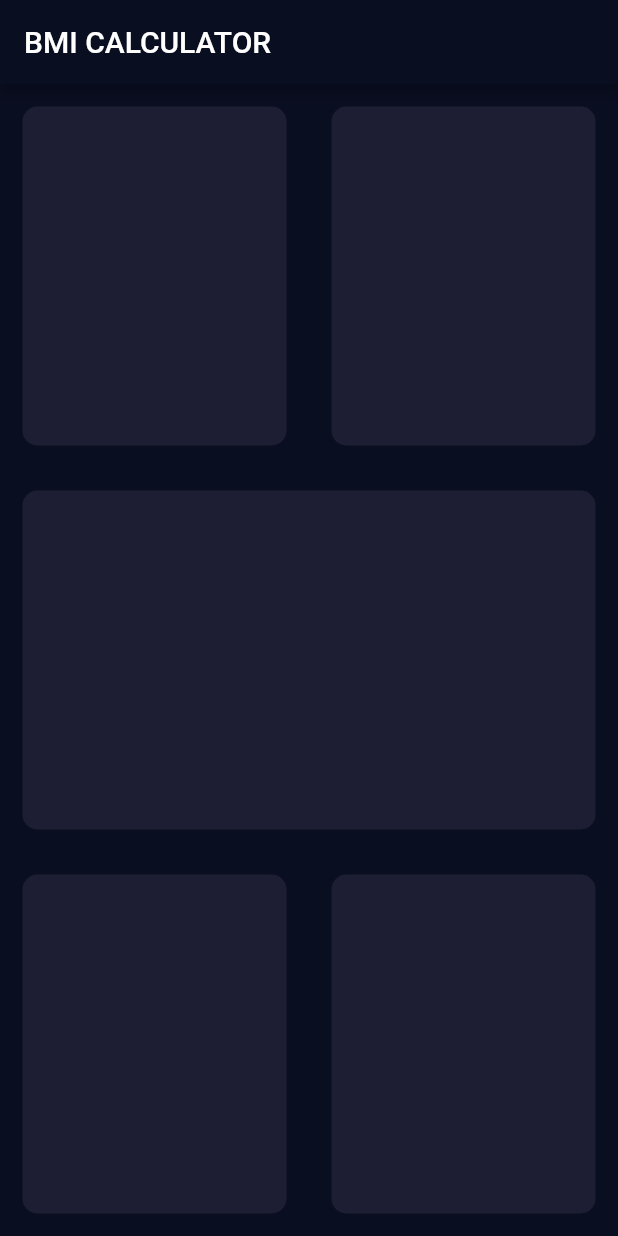
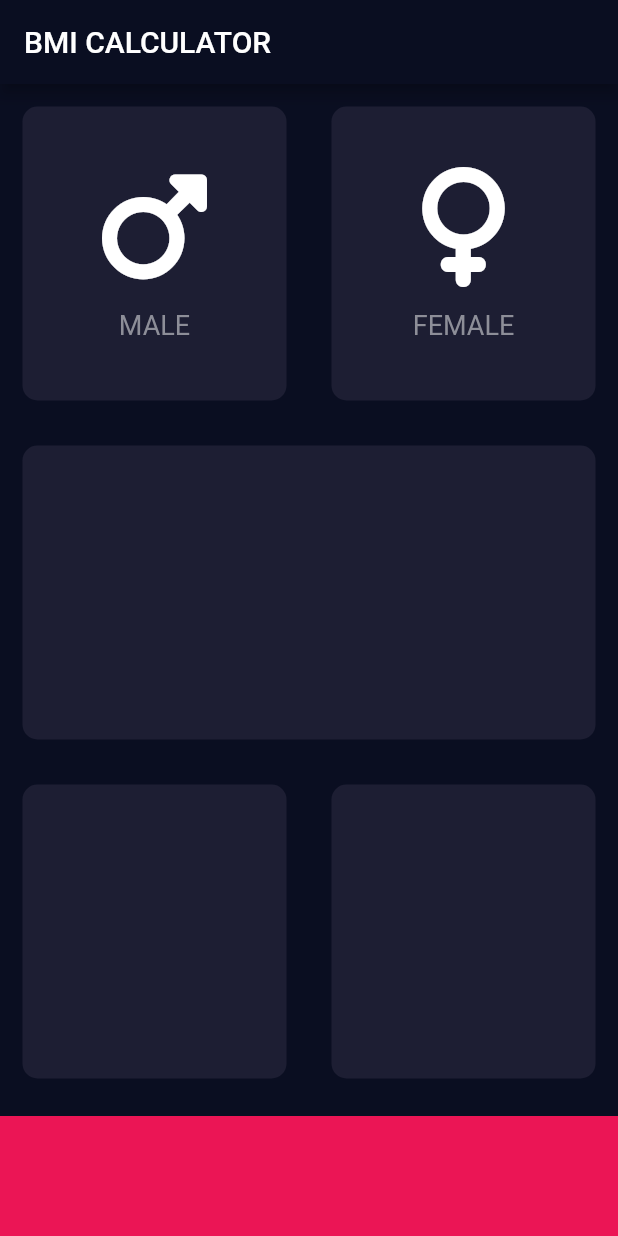
Before and after one commit to bibek-in-github/flutter-bmi-calculator, a Flutter app: the screen it shows after launch, on a phone screen of 412 x 824 dp. Run offline on Flutter 3.47's test engine with Material 2 defaults, Android fonts, the phone set to English and light mode, and no system bars; our stand-ins replace font_awesome_flutter.

Commit message:
added icons

```diff
--- /dev/null
+++ b/lib/icon_content.dart
@@ -0,0 +1,32 @@
+import 'package:flutter/material.dart';
+
+const labelTextStyle = TextStyle(
+  fontSize: 18.0,
+  color: Color(0xFF8D8E98),
+);
+
+class IconContent extends StatelessWidget {
+  IconContent({this.icon, this.label});
+  final IconData icon;
+  final String label;
+
+  @override
+  Widget build(BuildContext context) {
+    return Column(
+      mainAxisAlignment: MainAxisAlignment.center,
+      children: [
+        Icon(
+          icon,
+          size: 80.0,
+        ),
+        SizedBox(
+          height: 15.0,
+        ),
+        Text(
+          label,
+          style: labelTextStyle,
+        ),
+      ],
+    );
+  }
+}
--- a/lib/input_page.dart
+++ b/lib/input_page.dart
@@ -1,4 +1,11 @@
 import 'package:flutter/material.dart';
+import 'package:font_awesome_flutter/font_awesome_flutter.dart';
+import 'icon_content.dart';
+import 'reusable_card.dart';
+
+const bottomContainerHeight = 80.0;
+const activeCardColor = Color(0xFF1D1E33);
+const bottomContainerColor = Color(0xFFEB1555);
 
 class InputPage extends StatefulWidget {
   @override
@@ -19,12 +26,20 @@ class _InputPageState extends State<InputPage> {
               children: [
                 Expanded(
                   child: ReusableCard(
-                    colour: Color(0xFF1D1E33),
+                    colour: activeCardColor,
+                    cardChild: IconContent(
+                      icon: FontAwesomeIcons.mars,
+                      label: 'MALE',
+                    ),
                   ),
                 ),
                 Expanded(
                   child: ReusableCard(
-                    colour: Color(0xFF1D1E33),
+                    colour: activeCardColor,
+                    cardChild: IconContent(
+                      icon: FontAwesomeIcons.venus,
+                      label: 'FEMALE',
+                    ),
                   ),
                 ),
               ],
@@ -32,7 +47,7 @@ class _InputPageState extends State<InputPage> {
           ),
           Expanded(
             child: ReusableCard(
-              colour: Color(0xFF1D1E33),
+              colour: activeCardColor,
             ),
           ),
           Expanded(
@@ -40,35 +55,25 @@ class _InputPageState extends State<InputPage> {
               children: [
                 Expanded(
                   child: ReusableCard(
-                    colour: Color(0xFF1D1E33),
+                    colour: activeCardColor,
                   ),
                 ),
                 Expanded(
                   child: ReusableCard(
-                    colour: Color(0xFF1D1E33),
+                    colour: activeCardColor,
                   ),
                 ),
               ],
             ),
+          ),
+          Container(
+            color: bottomContainerColor,
+            margin: EdgeInsets.only(top: 10),
+            width: double.infinity,
+            height: bottomContainerHeight,
           ),
         ],
       ),
     );
   }
 }
-
-class ReusableCard extends StatelessWidget {
-  ReusableCard({required this.colour});
-  final Color colour;
-
-  @override
-  Widget build(BuildContext context) {
-    return Container(
-      decoration: BoxDecoration(
-        borderRadius: BorderRadius.circular(10),
-        color: colour,
-      ),
-      margin: EdgeInsets.all(15),
-    );
-  }
-}
--- /dev/null
+++ b/lib/reusable_card.dart
@@ -0,0 +1,19 @@
+import 'package:flutter/material.dart';
+
+class ReusableCard extends StatelessWidget {
+  // ReusableCard({required this.colour});
+  ReusableCard({@required this.colour, this.cardChild});
+  final Color colour;
+  final Widget cardChild;
+  @override
+  Widget build(BuildContext context) {
+    return Container(
+      child: cardChild,
+      decoration: BoxDecoration(
+        borderRadius: BorderRadius.circular(10),
+        color: colour,
+      ),
+      margin: EdgeInsets.all(15),
+    );
+  }
+}
--- a/pubspec.yaml
+++ b/pubspec.yaml
@@ -11,6 +11,7 @@ dependencies:
     sdk: flutter
 
   cupertino_icons: ^0.1.2
+  font_awesome_flutter: ^10.4.0
 
 dev_dependencies:
   flutter_test:
```
Also changed, not shown: pubspec.lock.
